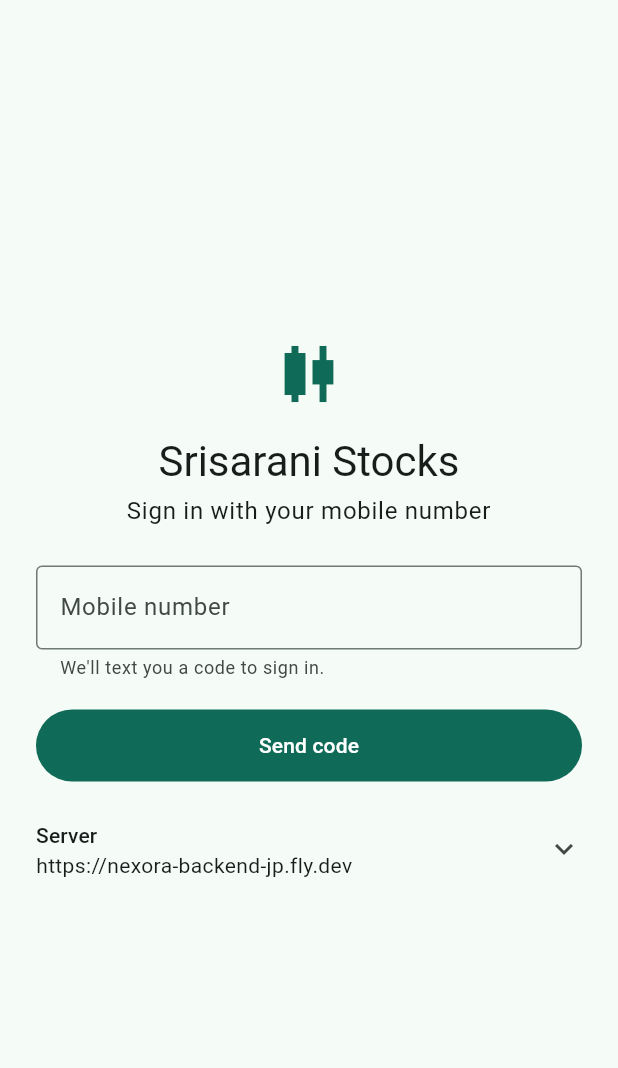
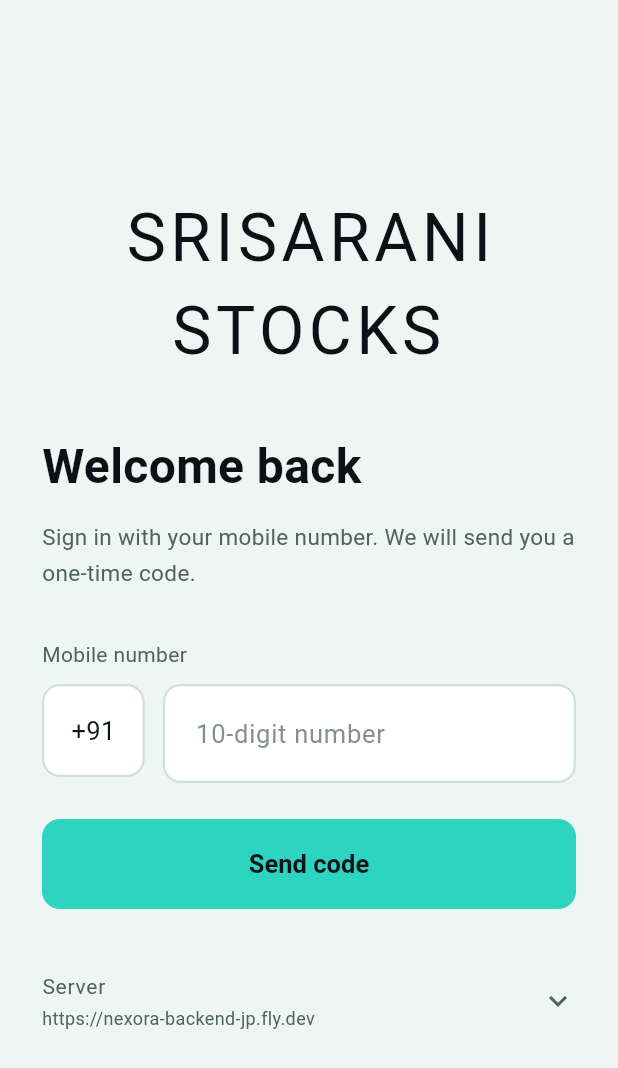
Before and after one commit to palepujanakiram/nexora-app, a Flutter app: the screen it shows after launch, on a phone screen of 412 x 824 dp. Shown: the top 1068 px of the screen. Run offline on Flutter 3.47's test engine with Material 3 defaults, Android fonts, the phone set to English and light mode, and no system bars; our stand-ins replace flutter_secure_storage, get_it, shared_preferences, webview_flutter.

Commit message:
Login: new number and code screens
- Number screen: centred two-line SRISARANI / STOCKS wordmark, "Welcome
  back", a separate +91 box and a "10-digit number" field, teal Send code.
- Code screen: Back, "Enter the code", the number with a Change number
  link, six code boxes (one hidden field underneath, so paste and iOS's
  "From Messages" suggestion still work), "Resend code in 0:28" with a
  Resend link, and Verify and continue.
- San Francisco on iOS (the system font), mint page with white fields,
  darker equivalents in dark mode.
- Tapping outside a field or scrolling closes the keyboard.

Co-Authored-By: Claude Opus 5.5 <noreply@anthropic.com>

```diff
--- a/lib/screens/login/view/login_view.dart
+++ b/lib/screens/login/view/login_view.dart
@@ -4,15 +4,19 @@ import 'package:provider/provider.dart';
 
 import '../../../common/di/injector.dart';
 import '../../../common/domain/entities/server_session.dart';
-import '../../../common/presentation/widgets/info_banner.dart';
 import '../model/login_state.dart';
 import '../usecase/send_code_usecase.dart';
 import '../viewmodel/login_viewmodel.dart';
+import 'widgets/code_boxes.dart';
+import 'widgets/login_style.dart';
 
 /// The first screen: everything else needs a signed-in nexora-backend server.
 /// Sign-in is a mobile number, then the one-time code texted to it.
 class LoginView extends StatelessWidget {
   const LoginView({super.key});
+
+  /// The wordmark at the top of the number screen.
+  static const brand = 'SRISARANI\nSTOCKS';
 
   @override
   Widget build(BuildContext context) => ChangeNotifierProvider(
@@ -65,38 +69,32 @@ class _LoginBodyState extends State<_LoginBody> {
   // On success the app swaps this screen for home; nothing to do here.
   Future<void> _verify(LoginViewModel vm) => vm.verify(_code.text);
 
+  /// `28` → `0:28`.
+  static String _clock(int seconds) => '${seconds ~/ 60}:${(seconds % 60).toString().padLeft(2, '0')}';
+
   @override
   Widget build(BuildContext context) {
     final vm = context.watch<LoginViewModel>();
     final state = vm.state;
-    final theme = Theme.of(context);
+    final style = LoginStyle.of(context);
 
     return Scaffold(
-      body: SafeArea(
+      backgroundColor: style.page,
+      // Tapping anywhere outside a field, or scrolling, closes the keyboard.
+      body: GestureDetector(
+        behavior: HitTestBehavior.opaque,
+        onTap: () => FocusScope.of(context).unfocus(),
+        child: SafeArea(
           child: Center(
             child: SingleChildScrollView(
-            padding: const EdgeInsets.all(24),
+              keyboardDismissBehavior: ScrollViewKeyboardDismissBehavior.onDrag,
+              padding: const EdgeInsets.fromLTRB(28, 32, 28, 24),
               child: ConstrainedBox(
-              constraints: const BoxConstraints(maxWidth: 420),
+                constraints: const BoxConstraints(maxWidth: 440),
                 child: Column(
                   crossAxisAlignment: CrossAxisAlignment.stretch,
-                children: [
-                  Icon(Icons.candlestick_chart, size: 56, color: theme.colorScheme.primary),
-                  const SizedBox(height: 12),
-                  Text('Srisarani Stocks', textAlign: TextAlign.center, style: theme.textTheme.headlineMedium),
-                  const SizedBox(height: 4),
-                  Text(
-                    state.enteringCode ? 'Enter the code' : 'Sign in with your mobile number',
-                    textAlign: TextAlign.center,
-                    style: theme.textTheme.bodyLarge,
+                  children: state.enteringCode ? _codeStep(vm, state, style) : _phoneStep(vm, state, style),
                 ),
-                  const SizedBox(height: 24),
-                  if (state.notice != null && !state.enteringCode) ...[
-                    InfoBanner(text: state.notice!, color: theme.colorScheme.secondaryContainer),
-                    const SizedBox(height: 16),
-                  ],
-                  ...state.enteringCode ? _codeStep(vm, state, theme) : _phoneStep(vm, state, theme),
-                ],
               ),
             ),
           ),
@@ -105,103 +103,173 @@ class _LoginBodyState extends State<_LoginBody> {
     );
   }
 
-  List<Widget> _phoneStep(LoginViewModel vm, LoginState state, ThemeData theme) => [
+  List<Widget> _phoneStep(LoginViewModel vm, LoginState state, LoginStyle style) => [
+        // Two lines, SRISARANI over STOCKS; shrinks on narrow screens rather than wrapping further.
+        FittedBox(
+          fit: BoxFit.scaleDown,
+          child: Text(LoginView.brand, style: style.brand, textAlign: TextAlign.center),
+        ),
+        const SizedBox(height: 40),
+        Text('Welcome back', style: style.title),
+        const SizedBox(height: 16),
+        Text('Sign in with your mobile number. We will send you a one-time code.', style: style.body),
+        if (state.notice != null) ...[
+          const SizedBox(height: 16),
+          Text(state.notice!, style: style.body.copyWith(color: style.link, fontWeight: FontWeight.w600)),
+        ],
+        const SizedBox(height: 32),
         Form(
           key: _phoneForm,
           autovalidateMode: _autovalidate,
           child: Column(
             crossAxisAlignment: CrossAxisAlignment.stretch,
             children: [
-              TextFormField(
+              Text('Mobile number', style: style.label),
+              const SizedBox(height: 10),
+              Row(
+                crossAxisAlignment: CrossAxisAlignment.start,
+                children: [
+                  Container(
+                    height: 62,
+                    padding: const EdgeInsets.symmetric(horizontal: 18),
+                    alignment: Alignment.center,
+                    decoration: style.box(),
+                    child: Text('+91', style: style.input),
+                  ),
+                  const SizedBox(width: 12),
+                  Expanded(
+                    child: TextFormField(
                       key: const Key('mobile'),
                       controller: _mobile,
+                      style: style.input,
+                      cursorColor: style.focusedBorder,
                       keyboardType: TextInputType.phone,
                       autofillHints: const [AutofillHints.telephoneNumberNational],
                       inputFormatters: [FilteringTextInputFormatter.digitsOnly, LengthLimitingTextInputFormatter(10)],
                       textInputAction: TextInputAction.done,
                       onFieldSubmitted: (_) => _sendCode(vm),
-                decoration: const InputDecoration(
-                  labelText: 'Mobile number',
-                  prefixText: '+91 ',
-                  border: OutlineInputBorder(),
-                  helperText: 'We\'ll text you a code to sign in.',
-                ),
+                      decoration: style.fieldDecoration(hint: '10-digit number'),
                       validator: _validateMobile,
                     ),
-              ..._error(state, theme),
-              const SizedBox(height: 20),
-              _primaryButton(state, label: 'Send code', onPressed: () => _sendCode(vm)),
-              const SizedBox(height: 8),
-              _serverTile(theme),
+                  ),
+                ],
+              ),
+              ..._error(state, style),
+              const SizedBox(height: 24),
+              _primaryButton(state, style, label: 'Send code', onPressed: () => _sendCode(vm)),
+              const SizedBox(height: 24),
+              _serverTile(style),
             ],
           ),
         ),
       ];
 
-  List<Widget> _codeStep(LoginViewModel vm, LoginState state, ThemeData theme) => [
-        Text('We sent a 6-digit code to ${state.sentTo}.', textAlign: TextAlign.center),
-        TextButton(
-          onPressed: state.busy ? null : vm.changeNumber,
-          child: const Text('Change number'),
+  List<Widget> _codeStep(LoginViewModel vm, LoginState state, LoginStyle style) => [
+        Align(
+          alignment: Alignment.centerLeft,
+          child: _link(style, '← Back', state.busy ? null : vm.changeNumber),
         ),
-        const SizedBox(height: 8),
-        TextField(
-          key: const Key('code'),
+        const SizedBox(height: 28),
+        Text('Enter the code', style: style.title),
+        const SizedBox(height: 16),
+        Text.rich(
+          TextSpan(
+            style: style.body,
+            children: [
+              TextSpan(text: 'We sent a 6-digit code to ${state.sentTo}. '),
+              WidgetSpan(
+                alignment: PlaceholderAlignment.baseline,
+                baseline: TextBaseline.alphabetic,
+                child: _link(style, 'Change number', state.busy ? null : vm.changeNumber),
+              ),
+            ],
+          ),
+        ),
+        const SizedBox(height: 32),
+        CodeBoxes(
+          fieldKey: const Key('code'),
           controller: _code,
-          autofocus: true,
-          keyboardType: TextInputType.number,
-          autofillHints: const [AutofillHints.oneTimeCode],
-          inputFormatters: [FilteringTextInputFormatter.digitsOnly, LengthLimitingTextInputFormatter(6)],
-          textAlign: TextAlign.center,
-          style: theme.textTheme.headlineSmall?.copyWith(letterSpacing: 8),
-          decoration: const InputDecoration(labelText: 'Code', border: OutlineInputBorder()),
+          style: style,
           // A full code is checked straight away, e.g. when iOS fills it in from the SMS.
           onChanged: (v) {
             if (v.length == 6) _verify(vm);
           },
           onSubmitted: (_) => _verify(vm),
         ),
-        ..._error(state, theme),
+        ..._error(state, style),
         const SizedBox(height: 20),
-        _primaryButton(state, label: 'Verify and sign in', onPressed: () => _verify(vm)),
-        const SizedBox(height: 8),
-        TextButton(
-          onPressed: state.busy || state.resendIn > 0 ? null : () => _resend(vm),
-          child: Text(state.resendIn > 0 ? 'Resend code in ${state.resendIn}s' : 'Resend code'),
+        Row(
+          children: [
+            Expanded(
+              child: Text(
+                state.resendIn > 0 ? 'Resend code in ${_clock(state.resendIn)}' : 'Didn\'t get it?',
+                style: style.label,
               ),
+            ),
+            _link(style, 'Resend', state.busy || state.resendIn > 0 ? null : () => _resend(vm)),
+          ],
+        ),
+        const SizedBox(height: 24),
+        _primaryButton(state, style, label: 'Verify and continue', onPressed: () => _verify(vm)),
       ];
 
-  List<Widget> _error(LoginState state, ThemeData theme) => [
+  /// Bold teal text that acts as a button; greyed out when [onTap] is null.
+  Widget _link(LoginStyle style, String text, VoidCallback? onTap) => InkWell(
+        onTap: onTap,
+        borderRadius: BorderRadius.circular(6),
+        child: Padding(
+          padding: const EdgeInsets.symmetric(vertical: 4),
+          child: Text(
+            text,
+            style: style.linkText.copyWith(color: onTap == null ? style.muted.withValues(alpha: 0.6) : null),
+          ),
+        ),
+      );
+
+  List<Widget> _error(LoginState state, LoginStyle style) => [
         if (state.error != null) ...[
-          const SizedBox(height: 12),
-          Text(state.error!, style: TextStyle(color: theme.colorScheme.error)),
+          const SizedBox(height: 14),
+          Text(state.error!, style: style.errorText),
         ],
       ];
 
-  Widget _primaryButton(LoginState state, {required String label, required VoidCallback onPressed}) => FilledButton(
+  Widget _primaryButton(LoginState state, LoginStyle style, {required String label, required VoidCallback onPressed}) =>
+      FilledButton(
         onPressed: state.busy ? null : onPressed,
-        style: FilledButton.styleFrom(minimumSize: const Size.fromHeight(48)),
+        style: style.primaryButton,
         child: state.busy
-            ? const SizedBox.square(dimension: 20, child: CircularProgressIndicator(strokeWidth: 2))
+            ? SizedBox.square(
+                dimension: 22,
+                child: CircularProgressIndicator(strokeWidth: 2.5, color: style.onButton),
+              )
             : Text(label),
       );
 
-  Widget _serverTile(ThemeData theme) => ExpansionTile(
+  /// Where the app signs in. Collapsed: most people never change it.
+  Widget _serverTile(LoginStyle style) => Theme(
+        data: Theme.of(context).copyWith(dividerColor: Colors.transparent),
+        child: ExpansionTile(
           tilePadding: EdgeInsets.zero,
           childrenPadding: const EdgeInsets.only(bottom: 8),
-        title: Text('Server', style: theme.textTheme.titleSmall),
+          iconColor: style.muted,
+          collapsedIconColor: style.muted,
+          title: Text('Server', style: style.label),
           subtitle: ValueListenableBuilder(
             valueListenable: _url,
-          builder: (_, value, _) => Text(value.text.trim(), overflow: TextOverflow.ellipsis),
+            builder: (_, value, _) => Text(
+              value.text.trim(),
+              overflow: TextOverflow.ellipsis,
+              style: style.label.copyWith(fontSize: 12),
+            ),
           ),
           children: [
             TextFormField(
               controller: _url,
+              style: style.input.copyWith(fontSize: 15),
               keyboardType: TextInputType.url,
               autocorrect: false,
-            decoration: InputDecoration(
+              decoration: style.fieldDecoration().copyWith(
                     labelText: 'Server address',
-              border: const OutlineInputBorder(),
                     helperText: 'Change only if you run your own nexora-backend.',
                     suffixIcon: IconButton(
                       tooltip: 'Use the default server',
@@ -212,5 +280,6 @@ class _LoginBodyState extends State<_LoginBody> {
               validator: _required,
             ),
           ],
+        ),
       );
 }
--- /dev/null
+++ b/lib/screens/login/view/widgets/code_boxes.dart
@@ -0,0 +1,102 @@
+import 'package:flutter/material.dart';
+import 'package:flutter/services.dart';
+
+import 'login_style.dart';
+
+/// Six boxes for the SMS code. One invisible text field sits on top, so
+/// typing, pasting, deleting and iOS's "From Messages" autofill all work as
+/// in a normal field; the boxes just show its digits.
+class CodeBoxes extends StatefulWidget {
+  const CodeBoxes({
+    super.key,
+    required this.controller,
+    required this.style,
+    required this.onChanged,
+    required this.onSubmitted,
+    this.length = 6,
+    this.fieldKey,
+  });
+
+  final TextEditingController controller;
+  final LoginStyle style;
+  final ValueChanged<String> onChanged;
+  final ValueChanged<String> onSubmitted;
+  final int length;
+
+  /// Key for the hidden text field, so tests can type into it.
+  final Key? fieldKey;
+
+  @override
+  State<CodeBoxes> createState() => _CodeBoxesState();
+}
+
+class _CodeBoxesState extends State<CodeBoxes> {
+  final _focus = FocusNode();
+
+  @override
+  void dispose() {
+    _focus.dispose();
+    super.dispose();
+  }
+
+  @override
+  Widget build(BuildContext context) {
+    final style = widget.style;
+    return SizedBox(
+      height: 64,
+      child: Stack(
+        children: [
+          ListenableBuilder(
+            listenable: Listenable.merge([widget.controller, _focus]),
+            builder: (context, _) {
+              final digits = widget.controller.text;
+              return Row(
+                children: [
+                  for (var i = 0; i < widget.length; i++) ...[
+                    if (i > 0) const SizedBox(width: 10),
+                    Expanded(
+                      child: DecoratedBox(
+                        decoration: style.box(
+                          // The box the next digit goes into, or the last one when full.
+                          focused: _focus.hasFocus && i == digits.length.clamp(0, widget.length - 1),
+                        ),
+                        child: Center(
+                          child: Text(
+                            i < digits.length ? digits[i] : '',
+                            style: style.input.copyWith(fontSize: 24, fontWeight: FontWeight.w700),
+                          ),
+                        ),
+                      ),
+                    ),
+                  ],
+                ],
+              );
+            },
+          ),
+          Positioned.fill(
+            child: Opacity(
+              opacity: 0,
+              child: TextField(
+                key: widget.fieldKey,
+                controller: widget.controller,
+                focusNode: _focus,
+                autofocus: true,
+                showCursor: false,
+                enableInteractiveSelection: false,
+                keyboardType: TextInputType.number,
+                autofillHints: const [AutofillHints.oneTimeCode],
+                inputFormatters: [
+                  FilteringTextInputFormatter.digitsOnly,
+                  LengthLimitingTextInputFormatter(widget.length),
+                ],
+                decoration: const InputDecoration(border: InputBorder.none, counterText: ''),
+                onChanged: widget.onChanged,
+                onSubmitted: widget.onSubmitted,
+              ),
+            ),
+          ),
+        ],
+      ),
+    );
+  }
+}
--- /dev/null
+++ b/lib/screens/login/view/widgets/login_style.dart
@@ -0,0 +1,111 @@
+import 'package:flutter/material.dart';
+
+/// The login screens' own look: a mint page, white fields and a teal button,
+/// with darker equivalents in dark mode. Text uses the system font: San
+/// Francisco on iOS, Roboto on Android.
+class LoginStyle {
+  const LoginStyle._({
+    required this.page,
+    required this.field,
+    required this.border,
+    required this.focusedBorder,
+    required this.text,
+    required this.muted,
+    required this.link,
+    required this.button,
+    required this.onButton,
+    required this.error,
+  });
+
+  factory LoginStyle.of(BuildContext context) =>
+      Theme.of(context).brightness == Brightness.dark ? _dark : _light;
+
+  static const _light = LoginStyle._(
+    page: Color(0xFFEEF6F4),
+    field: Colors.white,
+    border: Color(0xFFCFE0DB),
+    focusedBorder: Color(0xFF0F766E),
+    text: Color(0xFF0B1215),
+    muted: Color(0xFF4F625D),
+    link: Color(0xFF0F766E),
+    button: Color(0xFF2DD4BF),
+    onButton: Color(0xFF0B1215),
+    error: Color(0xFFB42318),
+  );
+
+  static const _dark = LoginStyle._(
+    page: Color(0xFF0E1A18),
+    field: Color(0xFF152623),
+    border: Color(0xFF2B4540),
+    focusedBorder: Color(0xFF2DD4BF),
+    text: Color(0xFFE6F2EF),
+    muted: Color(0xFF9DB5AF),
+    link: Color(0xFF5EEAD4),
+    button: Color(0xFF2DD4BF),
+    onButton: Color(0xFF0B1215),
+    error: Color(0xFFFF8A80),
+  );
+
+  final Color page;
+  final Color field;
+  final Color border;
+  final Color focusedBorder;
+  final Color text;
+  final Color muted;
+  final Color link;
+  final Color button;
+  final Color onButton;
+  final Color error;
+
+  static const radius = BorderRadius.all(Radius.circular(12));
+
+  TextStyle get _base => const TextStyle();
+
+  /// The letter-spaced wordmark above the title.
+  TextStyle get brand => _base.copyWith(fontSize: 44, fontWeight: FontWeight.w400, letterSpacing: 3, height: 1.4, color: text);
+  TextStyle get title => _base.copyWith(fontSize: 32, fontWeight: FontWeight.w700, height: 1.2, color: text);
+  TextStyle get body => _base.copyWith(fontSize: 15, height: 1.6, color: muted);
+  TextStyle get label => _base.copyWith(fontSize: 14, color: muted);
+  TextStyle get input => _base.copyWith(fontSize: 17, color: text);
+  TextStyle get hint => _base.copyWith(fontSize: 17, color: muted.withValues(alpha: 0.7));
+  TextStyle get linkText => _base.copyWith(fontSize: 15, fontWeight: FontWeight.w700, color: link);
+  TextStyle get buttonText => _base.copyWith(fontSize: 17, fontWeight: FontWeight.w700, color: onButton);
+  TextStyle get errorText => _base.copyWith(fontSize: 14, height: 1.4, color: error);
+
+  /// A white rounded box, highlighted when [focused].
+  BoxDecoration box({bool focused = false, bool hasError = false}) => BoxDecoration(
+        color: field,
+        borderRadius: radius,
+        border: Border.all(
+          color: hasError ? error : (focused ? focusedBorder : border),
+          width: focused || hasError ? 2 : 1.5,
+        ),
+      );
+
+  InputDecoration fieldDecoration({String? hint}) => InputDecoration(
+        hintText: hint,
+        hintStyle: this.hint,
+        filled: true,
+        fillColor: field,
+        contentPadding: const EdgeInsets.symmetric(horizontal: 18, vertical: 20),
+        errorStyle: errorText,
+        errorMaxLines: 2,
+        enabledBorder: _outline(border, 1.5),
+        focusedBorder: _outline(focusedBorder, 2),
+        errorBorder: _outline(error, 1.5),
+        focusedErrorBorder: _outline(error, 2),
+      );
+
+  OutlineInputBorder _outline(Color color, double width) =>
+      OutlineInputBorder(borderRadius: radius, borderSide: BorderSide(color: color, width: width));
+
+  ButtonStyle get primaryButton => FilledButton.styleFrom(
+        backgroundColor: button,
+        foregroundColor: onButton,
+        disabledBackgroundColor: button.withValues(alpha: 0.5),
+        disabledForegroundColor: onButton.withValues(alpha: 0.6),
+        minimumSize: const Size.fromHeight(60),
+        shape: const RoundedRectangleBorder(borderRadius: radius),
+        textStyle: buttonText,
+      );
+}
```
Also changed, not shown: 3 other files. Lines whose indentation alone changed are shown as unchanged.
